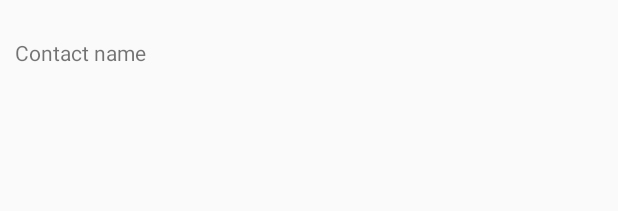
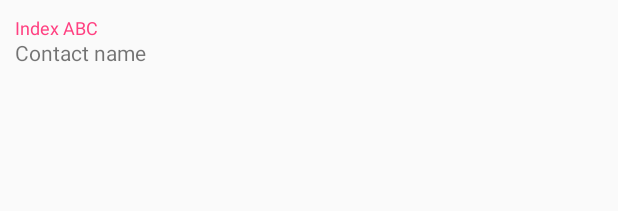
Before and after one commit to nguyentuonglong/cursor_adapter_and_alphabetIndexer, an Android app: the layout item_contact_list.xml on its own in the app's theme, with its tools: preview values and no code run, on a phone screen of 412 x 824 dp. Shown: the top 211 px of the screen. Run offline under Robolectric (Android 15) with nearby library versions, the phone set to English and light mode, and no system bars.

Commit message:
Applied AlphabetIndexer

```diff
--- a/app/src/main/res/layout/item_contact_list.xml
+++ b/app/src/main/res/layout/item_contact_list.xml
@@ -1,15 +1,23 @@
 <?xml version="1.0" encoding="utf-8"?>
 <RelativeLayout xmlns:android="http://schemas.android.com/apk/res/android"
+    xmlns:tools="http://schemas.android.com/tools"
     android:layout_width="match_parent"
     android:layout_height="50dp"
-    android:layout_margin="10dp"
-    xmlns:tools="http://schemas.android.com/tools">
+    android:layout_margin="10dp">
+
+    <TextView
+        android:id="@+id/index"
+        android:layout_width="match_parent"
+        android:layout_height="wrap_content"
+        android:textColor="@color/colorAccent"
+        android:textSize="12sp"
+        tools:text="Index ABC" />
 
     <TextView
         android:id="@+id/name"
         android:layout_width="match_parent"
         android:layout_height="wrap_content"
-        tools:text="Contact name"
-        android:layout_centerInParent="true"/>
+        android:layout_centerInParent="true"
+        tools:text="Contact name" />
 
 </RelativeLayout>
```
Also changed, not shown: app/src/main/java/com/example/ntlong/fulltextsearch/adapter/CursorContactSearchAdapter.kt (+57 -2 lines).
